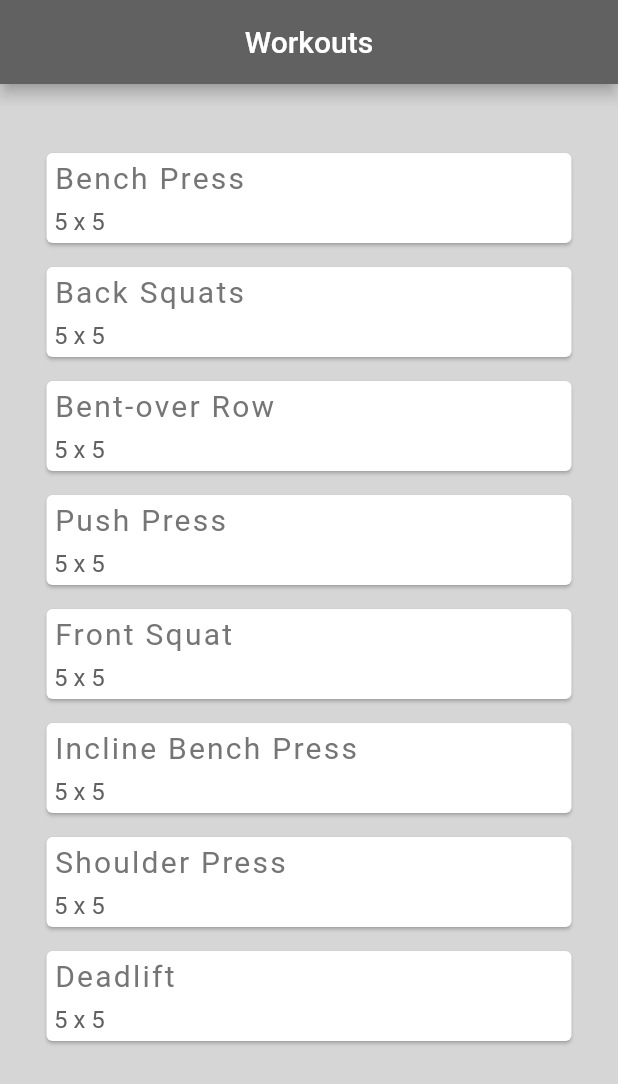
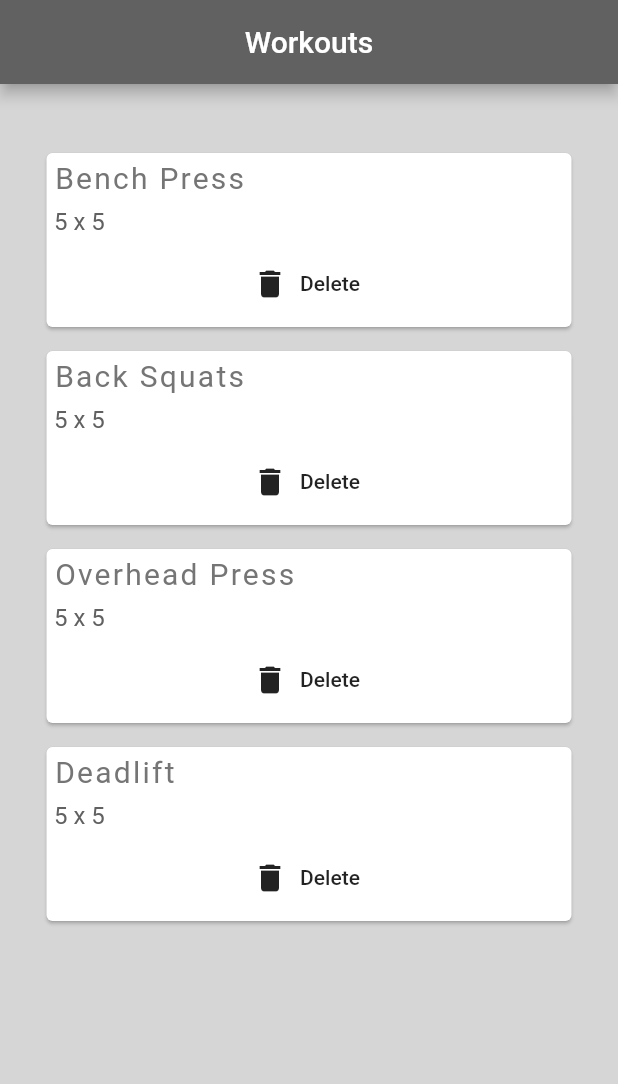
Before and after one commit to ruemisa/workout_list, a Flutter app: the screen it shows after launch, on a phone screen of 412 x 824 dp. Shown: the top 1084 px of the screen. Run offline on Flutter 3.47's test engine with Material 2 defaults, Android fonts, the phone set to English and light mode, and no system bars.

Commit message:
added delete functionality to list

```diff
--- a/lib/main.dart
+++ b/lib/main.dart
@@ -1,5 +1,6 @@
 import 'package:flutter/material.dart';
 import 'workout.dart';
+import 'workout_card.dart';
 
 void main() => runApp(MaterialApp(home: WorkoutList()));
 
@@ -12,38 +13,9 @@ class _WorkoutListState extends State<WorkoutList> {
   List<Workout> workouts = [
     Workout(name: 'Bench Press', sets: 5, reps: 5),
     Workout(name: 'Back Squats', sets: 5, reps: 5),
-    Workout(name: 'Bent-over Row', sets: 5, reps: 5),
-    Workout(name: 'Push Press', sets: 5, reps: 5),
-    Workout(name: 'Front Squat', sets: 5, reps: 5),
-    Workout(name: 'Incline Bench Press', sets: 5, reps: 5),
-    Workout(name: 'Shoulder Press', sets: 5, reps: 5),
+    Workout(name: 'Overhead Press', sets: 5, reps: 5),
     Workout(name: 'Deadlift', sets: 5, reps: 5),
   ];
-
-  Widget workoutTemplate(workout) {
-    return Card(
-      margin: EdgeInsets.fromLTRB(16.0, 16.0, 16.0, 0.0),
-      child: Padding(
-        padding: const EdgeInsets.all(5.0),
-        child: Column(
-          crossAxisAlignment: CrossAxisAlignment.stretch,
-          children: <Widget>[
-            Text(
-              workout.name,
-              style: TextStyle(
-                fontSize: 20.0,
-                letterSpacing: 1.5,
-                color: Colors.grey[600],
-              ),
-            ),
-            SizedBox(height: 8.0),
-            Text('${workout.sets} x ${workout.reps}',
-                style: TextStyle(fontSize: 16.0, color: Colors.grey[700]))
-          ],
-        ),
-      ),
-    );
-  }
 
   @override
   Widget build(BuildContext context) {
@@ -58,7 +30,14 @@ class _WorkoutListState extends State<WorkoutList> {
         margin: EdgeInsets.symmetric(vertical: 30.0, horizontal: 15.0),
         child: Column(
           children:
-              workouts.map((workout) => workoutTemplate(workout)).toList(),
+              workouts.map((workout) => WorkoutCard(
+                workout: workout,
+                delete: () {
+                  setState(() {
+                    workouts.remove(workout);
+                  });
+                }
+              )).toList(),
         ),
       ),
     );
--- /dev/null
+++ b/lib/workout_card.dart
@@ -0,0 +1,43 @@
+import 'package:flutter/material.dart';
+import 'workout.dart';
+
+class WorkoutCard extends StatelessWidget {
+
+  // To use state inside a stateless widget. It will not change over time
+  final Workout workout;
+  final Function delete;
+
+  WorkoutCard({ this.workout, this.delete });
+
+  @override
+  Widget build(BuildContext context) {
+    return Card(
+      margin: EdgeInsets.fromLTRB(16.0, 16.0, 16.0, 0.0),
+      child: Padding(
+        padding: const EdgeInsets.all(5.0),
+        child: Column(
+          crossAxisAlignment: CrossAxisAlignment.stretch,
+          children: <Widget>[
+            Text(
+              workout.name,
+              style: TextStyle(
+                fontSize: 20.0,
+                letterSpacing: 1.5,
+                color: Colors.grey[600],
+              ),
+            ),
+            SizedBox(height: 8.0),
+            Text('${workout.sets} x ${workout.reps}',
+                style: TextStyle(fontSize: 16.0, color: Colors.grey[700])),
+            SizedBox(height: 8.0),
+            FlatButton.icon(
+              onPressed: delete,
+              label: Text('Delete'),
+              icon: Icon(Icons.delete)
+            )
+          ],
+        ),
+      ),
+    );
+  }
+}
```
